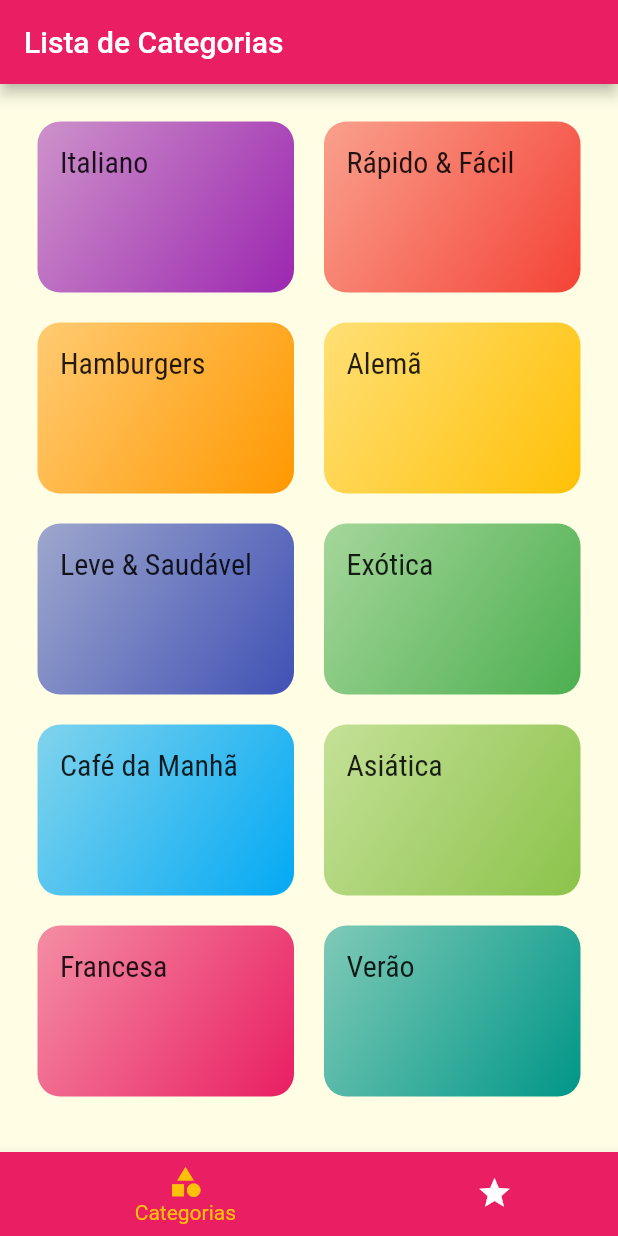
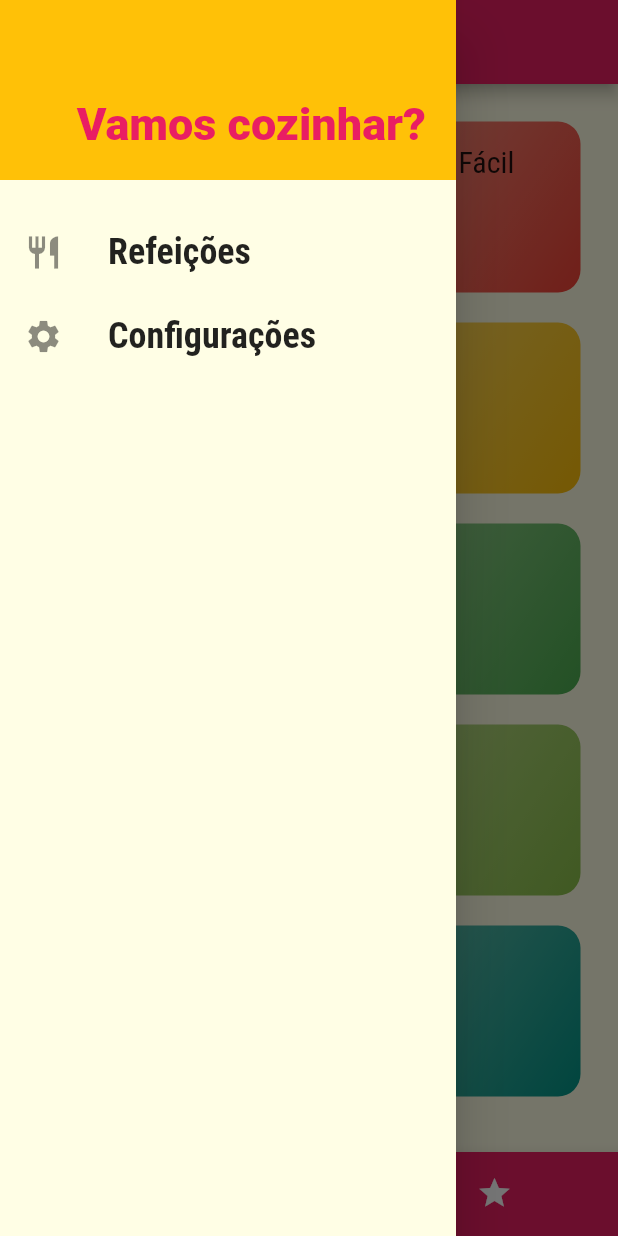
Before and after one commit to lorhanymoraes/food_flutter, a Flutter app: the screen it shows after launch, with the side drawer open (before the commit the screen has no drawer), on a phone screen of 412 x 824 dp. Run offline on Flutter 3.47's test engine with Material 2 defaults, Android fonts, the phone set to English and light mode, and no system bars.

```diff
--- /dev/null
+++ b/lib/components/main_drawer.dart
@@ -0,0 +1,63 @@
+import 'package:flutter/material.dart';
+import 'package:flutter/src/widgets/framework.dart';
+import 'package:flutter/src/widgets/placeholder.dart';
+import 'package:food_flutter/utils/routes.dart';
+
+class MainDrawer extends StatelessWidget {
+  Widget _createItem(IconData icon, String label, Function() onTap) {
+    return ListTile(
+      leading: Icon(
+        icon,
+        size: 26,
+      ),
+      title: Text(
+        label,
+        style: TextStyle(
+          fontFamily: 'RobotoCondensed',
+          fontSize: 24,
+          fontWeight: FontWeight.bold,
+        ),
+      ),
+      onTap: onTap,
+    );
+  }
+
+  const MainDrawer({super.key});
+
+  @override
+  Widget build(BuildContext context) {
+    return Drawer(
+      child: Column(
+        children: <Widget>[
+          Container(
+            height: 120,
+            width: double.infinity,
+            padding: EdgeInsets.all(20),
+            color: Theme.of(context).accentColor,
+            alignment: Alignment.bottomRight,
+            child: Text(
+              'Vamos cozinhar?',
+              style: TextStyle(
+                fontWeight: FontWeight.w900,
+                fontSize: 30,
+                color: Theme.of(context).primaryColor,
+              ),
+            ),
+          ),
+          SizedBox(height: 20),
+          _createItem(
+            Icons.restaurant,
+            'Refeições',
+            () => Navigator.of(context).pushReplacementNamed(AppRoutes.HOME),
+          ),
+          _createItem(
+            Icons.settings,
+            'Configurações',
+            () =>
+                Navigator.of(context).pushReplacementNamed(AppRoutes.SETTINGS),
+          ),
+        ],
+      ),
+    );
+  }
+}
--- a/lib/main.dart
+++ b/lib/main.dart
@@ -1,5 +1,6 @@
 import 'package:flutter/material.dart';
 import 'package:food_flutter/screens/meal_detail_screen.dart';
+import 'package:food_flutter/screens/settings_screen.dart';
 import 'package:food_flutter/screens/tabs_screen.dart';
 import 'package:food_flutter/utils/routes.dart';
 import '../screens/categories_screen.dart';
@@ -32,6 +33,7 @@ class MyApp extends StatelessWidget {
         AppRoutes.HOME: (ctx) => TabsScreen(),
         AppRoutes.CATEGORIES_MEALS: (ctx) => CategoriesMealsScreen(),
         AppRoutes.MEAL_DETAIL: (ctx) => MealDetailScreen(),
+        AppRoutes.SETTINGS: (ctx) => SettingsScreen(),
       },
 
       //Rotas alternativas:
--- /dev/null
+++ b/lib/screens/settings_screen.dart
@@ -0,0 +1,21 @@
+import 'package:flutter/material.dart';
+import 'package:flutter/src/widgets/framework.dart';
+import 'package:flutter/src/widgets/placeholder.dart';
+import 'package:food_flutter/components/main_drawer.dart';
+
+class SettingsScreen extends StatelessWidget {
+  const SettingsScreen({super.key});
+
+  @override
+  Widget build(BuildContext context) {
+    return Scaffold(
+      appBar: AppBar(
+        title: Text('Configurações'),
+      ),
+      drawer: MainDrawer(),
+      body: Center(
+        child: Text('Configurações'),
+      ),
+    );
+  }
+}
--- a/lib/screens/tabs_screen.dart
+++ b/lib/screens/tabs_screen.dart
@@ -1,6 +1,7 @@
 import 'package:flutter/material.dart';
 import 'package:flutter/src/widgets/framework.dart';
 import 'package:flutter/src/widgets/placeholder.dart';
+import 'package:food_flutter/components/main_drawer.dart';
 import 'package:food_flutter/screens/categories_screen.dart';
 import 'package:food_flutter/screens/favorites_screen.dart';
 
@@ -31,6 +32,7 @@ class _TabsScreenState extends State<TabsScreen> {
           _screens[_selectedScreenIndex]['title'] as String,
         ),
       ),
+      drawer: MainDrawer(),
       body: _screens[_selectedScreenIndex]['screen'] as Widget,
       bottomNavigationBar: BottomNavigationBar(
         onTap: _selectScreen,
--- a/lib/utils/routes.dart
+++ b/lib/utils/routes.dart
@@ -2,4 +2,5 @@ class AppRoutes {
   static const HOME = '/';
   static const CATEGORIES_MEALS = '/categories-meals';
   static const MEAL_DETAIL = '/meal-detail';
+  static const SETTINGS = '/settings';
 }
```
